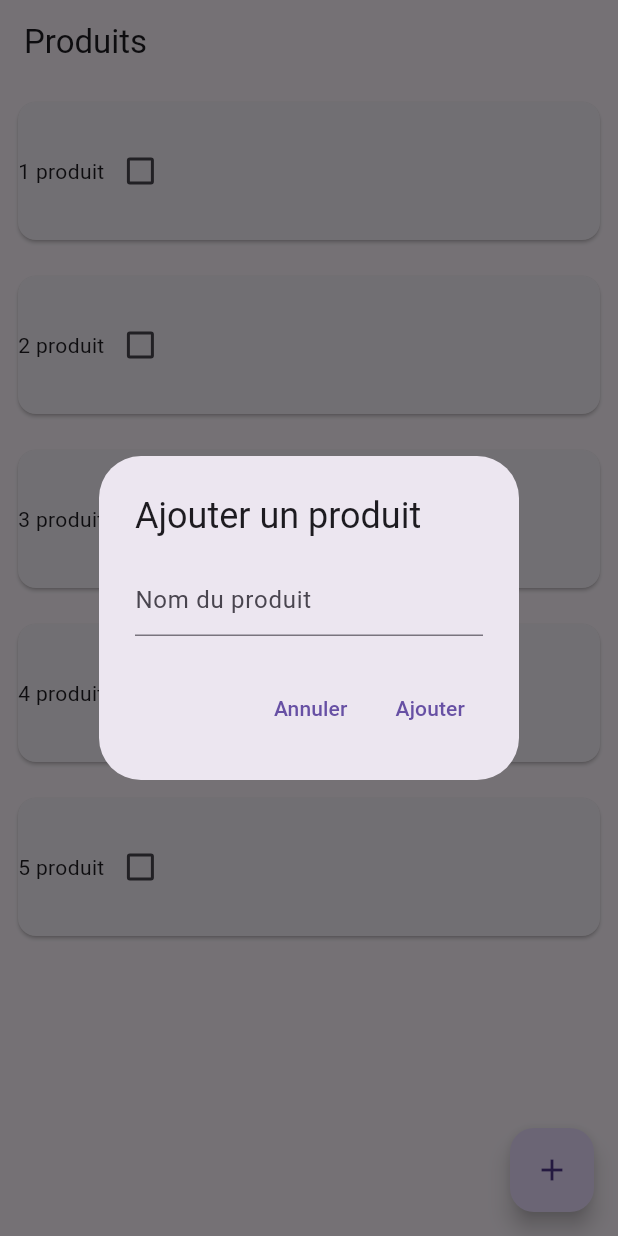
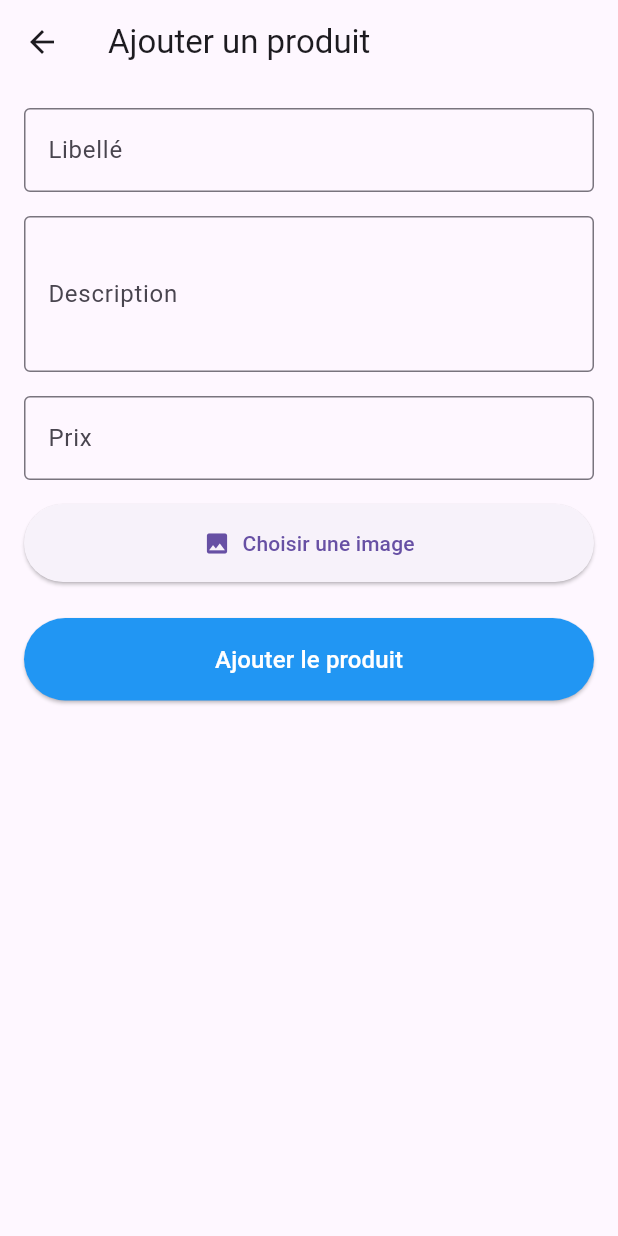
Before and after one commit to iir-24-26/ateliers-produit-g6-mohssineKissane, a Flutter app: the screen it shows after launch, after a tap on the "add" icon, on a phone screen of 412 x 824 dp. Run offline on Flutter 3.47's test engine with Material 3 defaults, Android fonts, the phone set to English and light mode, and no system bars; drawn by our look-alikes of flutter_slidable; our stand-ins replace image_picker.

Commit message:
atelier 2 done

```diff
--- /dev/null
+++ b/lib/add_produit_form.dart
@@ -0,0 +1,162 @@
+import 'dart:io';
+import 'package:flutter/foundation.dart' show kIsWeb;
+import 'package:flutter/material.dart';
+import 'package:image_picker/image_picker.dart';
+import 'models/produit.dart';
+
+class AddProduitForm extends StatefulWidget {
+  final Function(Produit) onAddProduit;
+
+  const AddProduitForm({super.key, required this.onAddProduit});
+
+  @override
+  State<AddProduitForm> createState() => _AddProduitFormState();
+}
+
+class _AddProduitFormState extends State<AddProduitForm> {
+  final _formKey = GlobalKey<FormState>();
+  final Produit _produit = Produit.empty();
+  String _pickedImagePath = '';
+  XFile? _pickedImageFile;
+
+  Future<void> _pickImage() async {
+    final ImagePicker picker = ImagePicker();
+    final XFile? image = await picker.pickImage(source: ImageSource.gallery);
+
+    if (image != null) {
+      setState(() {
+        _pickedImagePath = image.path;
+        _pickedImageFile = image;
+        _produit.photo = image.path;
+      });
+    }
+  }
+
+  void _submitForm() {
+    if (_formKey.currentState!.validate()) {
+      _formKey.currentState!.save();
+      widget.onAddProduit(_produit);
+      Navigator.pop(context);
+    }
+  }
+
+  @override
+  Widget build(BuildContext context) {
+    return Scaffold(
+      appBar: AppBar(title: const Text('Ajouter un produit')),
+      body: Padding(
+        padding: const EdgeInsets.all(16.0),
+        child: Form(
+          key: _formKey,
+          child: ListView(
+            children: [
+              TextFormField(
+                decoration: const InputDecoration(
+                  labelText: 'Libellé',
+                  border: OutlineInputBorder(),
+                ),
+                validator: (value) {
+                  if (value == null || value.isEmpty) {
+                    return 'Veuillez entrer un libellé';
+                  }
+                  return null;
+                },
+                onSaved: (value) {
+                  _produit.libelle = value!;
+                },
+              ),
+              const SizedBox(height: 16),
+              TextFormField(
+                decoration: const InputDecoration(
+                  labelText: 'Description',
+                  border: OutlineInputBorder(),
+                ),
+                maxLines: 3,
+                validator: (value) {
+                  if (value == null || value.isEmpty) {
+                    return 'Veuillez entrer une description';
+                  }
+                  return null;
+                },
+                onSaved: (value) {
+                  _produit.description = value!;
+                },
+              ),
+              const SizedBox(height: 16),
+              TextFormField(
+                decoration: const InputDecoration(
+                  labelText: 'Prix',
+                  border: OutlineInputBorder(),
+                  suffixText: '€',
+                ),
+                keyboardType: TextInputType.number,
+                validator: (value) {
+                  if (value == null || value.isEmpty) {
+                    return 'Veuillez entrer un prix';
+                  }
+                  if (double.tryParse(value) == null) {
+                    return 'Veuillez entrer un nombre valide';
+                  }
+                  return null;
+                },
+                onSaved: (value) {
+                  _produit.prix = double.parse(value!);
+                },
+              ),
+              const SizedBox(height: 16),
+              ElevatedButton.icon(
+                onPressed: _pickImage,
+                icon: const Icon(Icons.image),
+                label: const Text('Choisir une image'),
+                style: ElevatedButton.styleFrom(
+                  padding: const EdgeInsets.all(16),
+                ),
+              ),
+              if (_pickedImagePath.isNotEmpty) ...[
+                const SizedBox(height: 16),
+                Container(
+                  height: 200,
+                  decoration: BoxDecoration(
+                    border: Border.all(color: Colors.grey),
+                    borderRadius: BorderRadius.circular(8),
+                  ),
+                  child: ClipRRect(
+                    borderRadius: BorderRadius.circular(8),
+                    child:
+                        kIsWeb
+                            ? Image.network(
+                              _pickedImagePath,
+                              fit: BoxFit.cover,
+                              errorBuilder: (context, error, stackTrace) {
+                                return const Center(
+                                  child: Icon(Icons.error, color: Colors.red),
+                                );
+                              },
+                            )
+                            : Image.file(
+                              File(_pickedImagePath),
+                              fit: BoxFit.cover,
+                            ),
+                  ),
+                ),
+              ],
+              const SizedBox(height: 24),
+              ElevatedButton(
+                onPressed: _submitForm,
+                style: ElevatedButton.styleFrom(
+                  padding: const EdgeInsets.all(16),
+                  backgroundColor: Colors.blue,
+                  foregroundColor: Colors.white,
+                ),
+                child: const Text(
+                  'Ajouter le produit',
+                  style: TextStyle(fontSize: 16),
+                ),
+              ),
+            ],
+          ),
+        ),
+      ),
+    );
+  }
+}
--- /dev/null
+++ b/lib/models/produit.dart
@@ -0,0 +1,16 @@
+class Produit {
+  String libelle;
+  String description;
+  double prix;
+  String photo;
+
+  Produit({
+    required this.libelle,
+    required this.description,
+    required this.prix,
+    required this.photo,
+  });
+
+  // Empty constructor for form initialization
+  Produit.empty() : libelle = '', description = '', prix = 0.0, photo = '';
+}
--- a/lib/produits_list.dart
+++ b/lib/produits_list.dart
@@ -1,5 +1,9 @@
+import 'dart:io';
+import 'package:flutter/foundation.dart' show kIsWeb;
 import 'package:flutter/material.dart';
-import 'produit_box.dart';
+import 'models/produit.dart';
+import 'add_produit_form.dart';
+import 'produit_details.dart';
 
 class ProduitsList extends StatefulWidget {
   const ProduitsList({super.key});
@@ -9,161 +13,119 @@ class ProduitsList extends StatefulWidget {
 }
 
 class _ProduitsListState extends State<ProduitsList> {
-  final TextEditingController _textController = TextEditingController();
+  List<Produit> produits = [];
 
-  List<String> produits = [
-    "1 produit",
-    "2 produit",
-    "3 produit",
-    "4 produit",
-    "5 produit"
-  ];
-
-  Map<String, bool> selProduits = {};
-
-  @override
-  void initState() {
-    super.initState();
-    for (var produit in produits) {
-      selProduits[produit] = false;
-    }
+  void saveProduit(Produit produit) {
+    setState(() {
+      produits.add(produit);
+    });
   }
 
-  void selectionProduit(String nom) {
+  void supprimerProduit(int index) {
     setState(() {
-      selProduits[nom] = !selProduits[nom]!;
+      produits.removeAt(index);
     });
   }
 
   void ajoutProduit() {
-    showDialog(
-      context: context,
-      builder: (BuildContext context) {
-        return AlertDialog(
-          title: const Text("Ajouter un produit"),
-          content: TextField(
-            controller: _textController,
-            decoration: const InputDecoration(
-              hintText: "Nom du produit",
+    Navigator.push(
+      context,
+      MaterialPageRoute(
+        builder: (context) => AddProduitForm(onAddProduit: saveProduit),
       ),
-          ),
-          actions: [
-            TextButton(
-              onPressed: () {
-                Navigator.pop(context);
-              },
-              child: const Text("Annuler"),
-            ),
-            TextButton(
-              onPressed: () {
-                setState(() {
-                  produits.add(_textController.text);
-                  selProduits[_textController.text] = false;
-                });
-                _textController.clear();
-                Navigator.pop(context);
-              },
-              child: const Text("Ajouter"),
-            ),
-          ],
-        );
-      },
-    );
-  }
-
-  void supprimerProduit(String nom) {
-    setState(() {
-      produits.remove(nom);
-      selProduits.remove(nom);
-    });
-  }
-
-  void supprimerSelection() {
-    showDialog(
-      context: context,
-      builder: (BuildContext context) {
-        return AlertDialog(
-          title: const Text("Confirmation"),
-          content: const Text("Voulez-vous vraiment supprimer les produits sélectionnés ?"),
-          actions: [
-            TextButton(
-              onPressed: () {
-                Navigator.pop(context);
-              },
-              child: const Text("Annuler"),
-            ),
-            TextButton(
-              onPressed: () {
-                setState(() {
-                  // Créer une liste des produits à supprimer
-                  List<String> produitsASupprimer = [];
-                  selProduits.forEach((nom, selected) {
-                    if (selected) {
-                      produitsASupprimer.add(nom);
-                    }
-                  });
-
-                  // Supprimer tous les produits sélectionnés
-                  for (var nom in produitsASupprimer) {
-                    produits.remove(nom);
-                    selProduits.remove(nom);
-                  }
-                });
-                Navigator.pop(context);
-              },
-              child: const Text("Supprimer", style: TextStyle(color: Colors.red)),
-            ),
-          ],
-        );
-      },
     );
   }
 
   @override
   Widget build(BuildContext context) {
-    // Compter le nombre de produits sélectionnés
-    int nbSelectionnes = selProduits.values.where((selected) => selected).length;
-
     return Scaffold(
-      appBar: AppBar(
-        title: Column(
-          crossAxisAlignment: CrossAxisAlignment.start,
-          children: [
-            const Text("Produits"),
-            if (nbSelectionnes > 0)
-              TextButton.icon(
-                onPressed: supprimerSelection,
-                icon: const Icon(Icons.delete_sweep, size: 18, color: Colors.red),
-                label: Text(
-                  'Supprimer ($nbSelectionnes)',
-                  style: const TextStyle(color: Colors.red, fontSize: 12),
-                ),
-                style: TextButton.styleFrom(
-                  padding: EdgeInsets.zero,
-                  minimumSize: const Size(0, 0),
-                  tapTargetSize: MaterialTapTargetSize.shrinkWrap,
-                ),
-              ),
-          ],
-        ),
-      ),
+      appBar: AppBar(title: const Text("Produits")),
       floatingActionButton: FloatingActionButton(
         onPressed: ajoutProduit,
         child: const Icon(Icons.add),
       ),
-      body: ListView.builder(
+      body:
+          produits.isEmpty
+              ? const Center(
+                child: Text(
+                  'Aucun produit. Cliquez sur + pour en ajouter.',
+                  style: TextStyle(fontSize: 16, color: Colors.grey),
+                ),
+              )
+              : ListView.builder(
                 itemCount: produits.length,
                 itemBuilder: (context, index) {
-          String produit = produits[index];
-          return ProduitBox(
-            nomProduit: produit,
-            selProduit: selProduits[produit]!,
-            onChanged: () {
-              selectionProduit(produit);
+                  Produit produit = produits[index];
+                  return Card(
+                    margin: const EdgeInsets.symmetric(
+                      horizontal: 8,
+                      vertical: 4,
+                    ),
+                    child: ListTile(
+                      leading:
+                          produit.photo.isNotEmpty
+                              ? ClipRRect(
+                                borderRadius: BorderRadius.circular(8),
+                                child:
+                                    kIsWeb
+                                        ? Image.network(
+                                          produit.photo,
+                                          width: 60,
+                                          height: 60,
+                                          fit: BoxFit.cover,
+                                          errorBuilder: (
+                                            context,
+                                            error,
+                                            stackTrace,
+                                          ) {
+                                            return Container(
+                                              width: 60,
+                                              height: 60,
+                                              color: Colors.grey[300],
+                                              child: Icon(Icons.error),
+                                            );
                                           },
-            delProduit: () {
-              supprimerProduit(produit);
+                                        )
+                                        : Image.file(
+                                          File(produit.photo),
+                                          width: 60,
+                                          height: 60,
+                                          fit: BoxFit.cover,
+                                        ),
+                              )
+                              : Container(
+                                width: 60,
+                                height: 60,
+                                decoration: BoxDecoration(
+                                  color: Colors.grey[300],
+                                  borderRadius: BorderRadius.circular(8),
+                                ),
+                                child: const Icon(
+                                  Icons.image,
+                                  color: Colors.grey,
+                                ),
+                              ),
+                      title: Text(
+                        produit.libelle,
+                        style: const TextStyle(fontWeight: FontWeight.bold),
+                      ),
+                      subtitle: Text('${produit.prix.toStringAsFixed(2)} €'),
+                      trailing: IconButton(
+                        icon: const Icon(Icons.delete, color: Colors.red),
+                        onPressed: () {
+                          supprimerProduit(index);
                         },
+                      ),
+                      onTap: () {
+                        Navigator.push(
+                          context,
+                          MaterialPageRoute(
+                            builder:
+                                (context) => ProduitDetails(produit: produit),
+                          ),
+                        );
+                      },
+                    ),
                   );
                 },
               ),
--- a/pubspec.yaml
+++ b/pubspec.yaml
@@ -10,6 +10,7 @@ dependencies:
   flutter:
     sdk: flutter
   flutter_slidable: ^3.0.0
+  image_picker: ^1.0.7
 
 dev_dependencies:
   flutter_test:
```
Also changed, not shown: lib/produit_details.dart (added, +128 -0 lines), pubspec.lock, 6 other files. Lines whose indentation alone changed are shown as unchanged.
